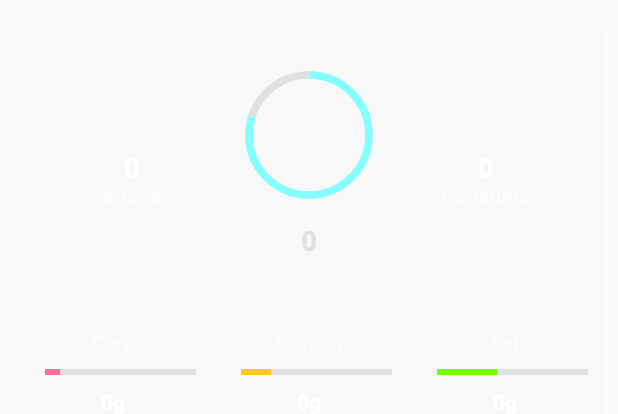
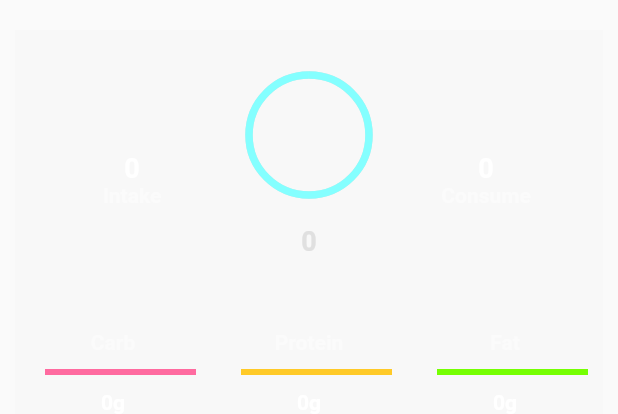
Before and after one commit to Yaozu-Xu/Dieta, a Flutter app: the CaloriesCard widget shown alone on an empty page, opened directly with empty values, on a phone screen of 412 x 824 dp. Shown: the top 414 px of the screen. Run offline on Flutter 3.47's test engine with Material 2 defaults, Android fonts, the phone set to English and light mode, and no system bars; our stand-ins replace cloud_firestore, firebase_auth, firebase_core, flutter_dotenv, flutter_icons, flutter_local_notifications and 6 more; accounts and stored records are empty.

```diff
--- a/lib/src/screens/food_screen.dart
+++ b/lib/src/screens/food_screen.dart
@@ -61,7 +61,7 @@ class _FoodScreenState extends State<FoodScreen> {
   }
 
   Widget _renderSelectList({AppState state, int mealType}) {
-    final String searchText = state.foodState.search;
+    final String searchText = state.foodState.search ?? '';
     if (searchText.isNotEmpty) {
       return Expanded(
           child: SelectList(
--- a/lib/src/screens/home_screen.dart
+++ b/lib/src/screens/home_screen.dart
@@ -151,6 +151,7 @@ class _HomeScreenState extends State<HomeScreen> {
                       children: <Widget>[
                         Column(children: <Widget>[
                           CaloriesCard(
+                              weightStaging: userState.settings.weightStaging,
                               totalCalories: userState.settings.totalCalories,
                               intake: intakeCalories,
                               suagr: sugar,
--- a/lib/src/widgets/cards/calories_card.dart
+++ b/lib/src/widgets/cards/calories_card.dart
@@ -10,9 +10,11 @@ class CaloriesCard extends StatefulWidget {
       @required this.uid,
       @required this.suagr,
       @required this.fat,
+      @required this.weightStaging,
       @required this.protein});
 
   final int totalCalories;
+  final int weightStaging;
   final int intake;
   final int suagr;
   final int protein;
@@ -23,11 +25,24 @@ class CaloriesCard extends StatefulWidget {
   _CaloriesCardState createState() => _CaloriesCardState();
 }
 
+class Protion {
+  const Protion(
+      {@required this.carb, @required this.protein, @required this.fat});
+  final double carb;
+  final double protein;
+  final double fat;
+}
+
 class _CaloriesCardState extends State<CaloriesCard> {
   final String leftColumnLabel = 'Intake';
   final Color brightPink = const Color(0xffff6ba0);
   final Color brightOrange = const Color(0xffffca28);
   final Color brightGreen = const Color(0xff76ff03);
+  final List<Protion> protionList = <Protion>[
+    const Protion(carb: 0.45, protein: 0.3, fat: 0.25),
+    const Protion(carb: 0.55, protein: 0.15, fat: 0.3),
+    const Protion(carb: 0.6, protein: 0.2, fat: 0.2),
+  ];
 
   String _leftColumnValue() {
     return widget.intake != null ? widget.intake.toString() : '0';
@@ -70,18 +85,29 @@ class _CaloriesCardState extends State<CaloriesCard> {
   }
 
   Widget _buildNutritionRow() {
+    final Protion protion = protionList[widget.weightStaging];
+    final double totalCarb = protion.carb * widget.totalCalories / 4;
+    final double totalProtein = protion.protein * widget.totalCalories / 4;
+    final double totalFat = protion.fat * widget.totalCalories / 9;
     return Row(children: <Widget>[
       Expanded(
-        child: _buildNutritionColumn(
-            'Carb', widget.suagr.toString(), brightPink, .1),
+        child: _buildNutritionColumn('Carb', widget.suagr.toString(),
+            brightPink, progressBarValue(widget.suagr / totalCarb)),
       ),
       Expanded(
-          child: _buildNutritionColumn(
-              'Protein', widget.protein.toString(), brightOrange, .2)),
+          child: _buildNutritionColumn('Protein', widget.protein.toString(),
+              brightOrange, progressBarValue(widget.protein / totalProtein))),
       Expanded(
-          child: _buildNutritionColumn(
-              'Fat', widget.fat.toString(), brightGreen, .4)),
+          child: _buildNutritionColumn('Fat', widget.fat.toString(),
+              brightGreen, progressBarValue(widget.fat / totalFat))),
     ]);
+  }
+
+  double progressBarValue(double v) {
+    if (v == 0) {
+      return .1;
+    }
+    return v;
   }
 
   @override
@@ -103,7 +129,7 @@ class _CaloriesCardState extends State<CaloriesCard> {
                       width: 80,
                     ),
                     child: CircularProgressIndicator(
-                      value: .8,
+                      value: widget.intake / widget.totalCalories,
                       strokeWidth: 5,
                       backgroundColor: Colors.grey[300],
                       valueColor:
```
